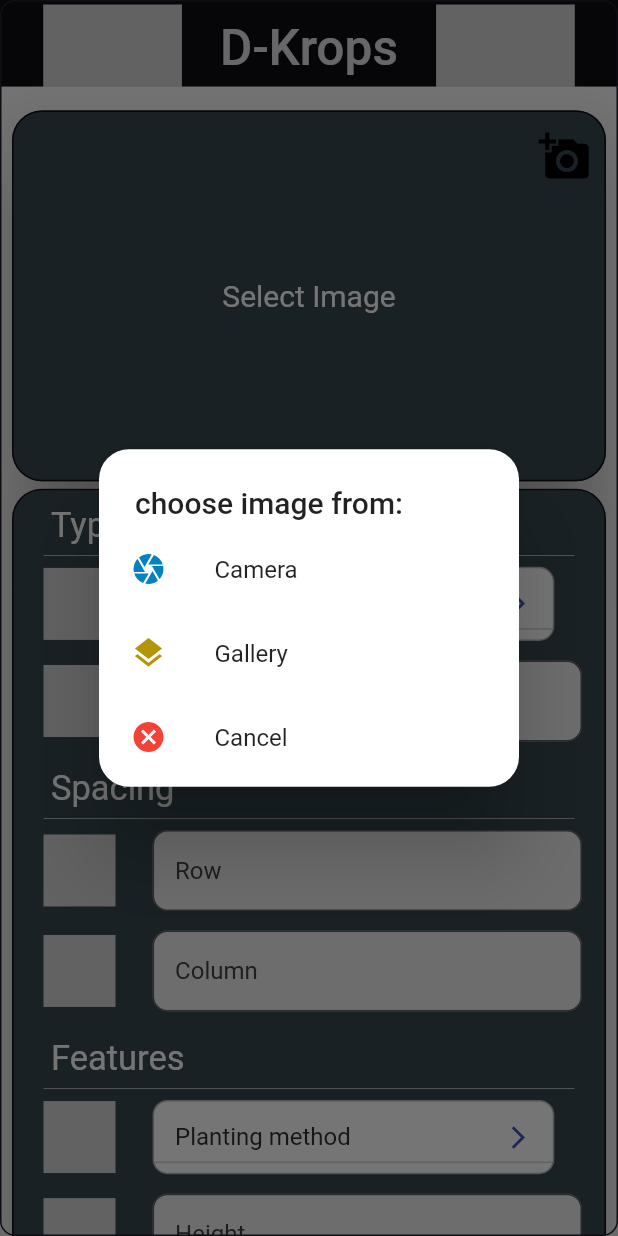
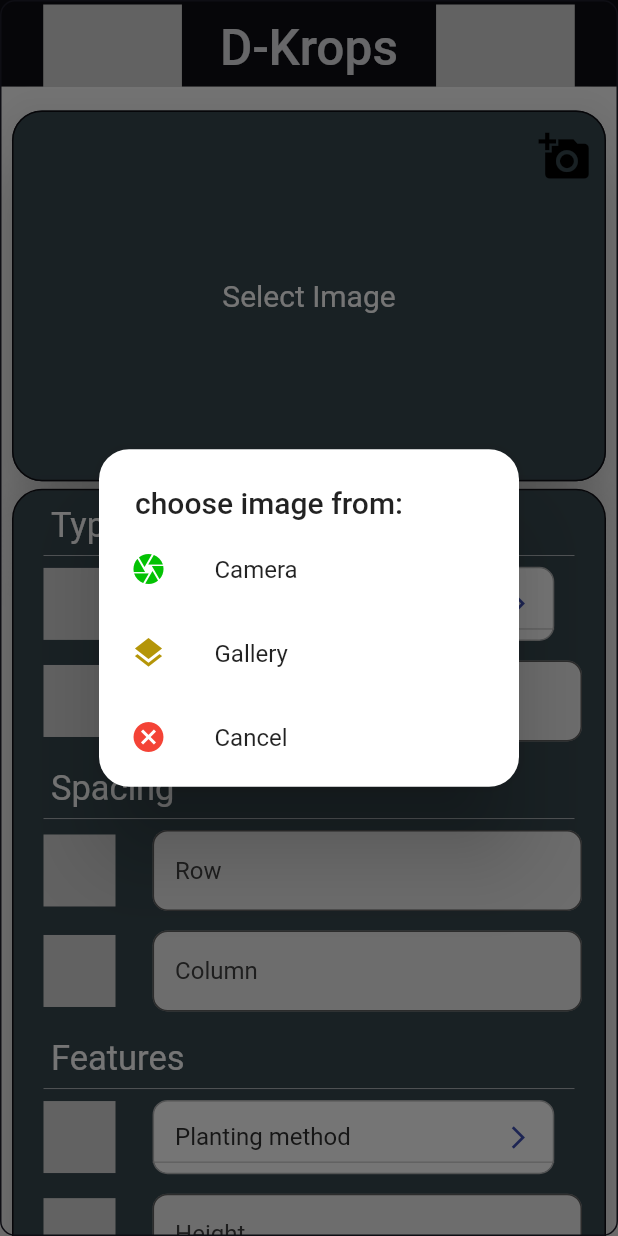
Before and after one commit to emilio-kariuki/D-Krops, a Flutter app: the screen it shows after launch, after a tap on the "add a photo" icon, on a phone screen of 412 x 824 dp. Run offline on Flutter 3.47's test engine with Material 2 defaults, Android fonts, the phone set to English and light mode, and no system bars; drawn by our look-alikes of dropdown_button2; our stand-ins replace dio, fluttertoast, geolocator, google_fonts, google_maps_flutter, image_picker and 2 more; Roboto replaces fonts that are missing (Redressed); project files that could hold a hidden picture were left out.

Commit message:
March 23, 2022 1:40 PM

```diff
--- a/lib/screens/Home.dart
+++ b/lib/screens/Home.dart
@@ -474,7 +474,7 @@ class _HomeState extends State<Home> {
                                               Navigator.pop(context);
                                             },
                                             leading: Icon(Icons.camera,
-                                                color: Color.fromARGB(255, 3, 130, 194)),
+                                                color: Color.fromARGB(255, 3, 194, 3)),
                                             title: Text("Camera"),
                                           ),
                                           ListTile(
```
